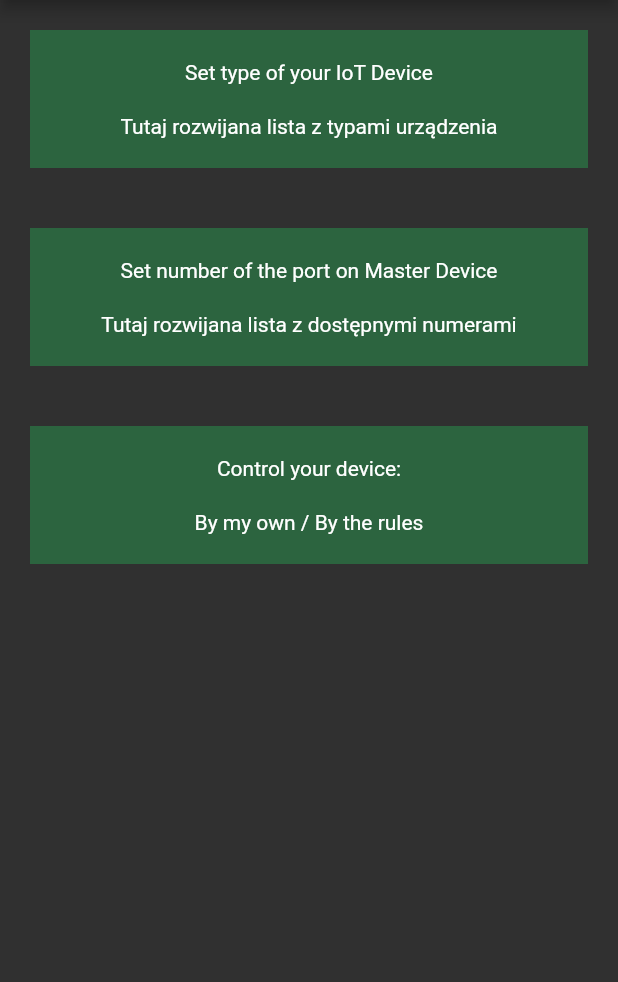
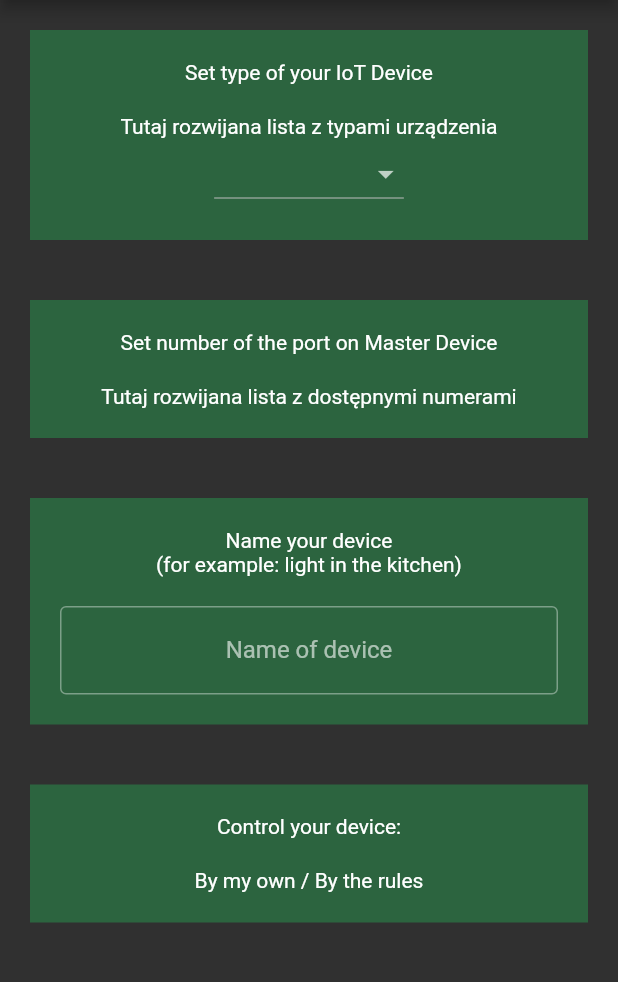
Before and after one commit to stanislawszewerda/smart_home, a Flutter app: the screen it shows once a user with an empty profile is signed in, item 2 of the bottom bar chosen, in the side drawer, after a tap on "Add IoT Device", on a phone screen of 412 x 824 dp, the part 84-1066 px from its top. Run offline on Flutter 3.47's test engine with Material 2 defaults, Android fonts, the phone set to English and light mode, and no system bars; our stand-ins replace firebase_auth, firebase_core, google_fonts; accounts and stored records are empty.

Commit message:
Add DropdownButton to add iot device page

```diff
--- a/lib/app/addiotdevice/add_iot_device_page.dart
+++ b/lib/app/addiotdevice/add_iot_device_page.dart
@@ -42,12 +42,30 @@ class _AddIotDevicePageState extends State<AddIotDevicePage> {
               padding: const EdgeInsets.all(20.0),
               margin: const EdgeInsets.all(20.0),
               child: Column(
-                children: const [
-                  Text('Set type of your IoT Device'),
-                  SizedBox(
+                children: [
+                  const Text('Set type of your IoT Device'),
+                  const SizedBox(
                     height: 20,
                   ),
-                  Text('Tutaj rozwijana lista z typami urządzenia'),
+                  const Text('Tutaj rozwijana lista z typami urządzenia'),
+
+                  ///
+                  ///
+                  ///
+                  DropdownButton<String>(
+                    items: <String>['a', 'b', 'c', 'd'].map((String value) {
+                      return DropdownMenuItem<String>(
+                        value: value,
+                        child: const Text('Type of device'),
+                      );
+                    }).toList(),
+                    onChanged: (_) {},
+                  )
+
+                  ///
+                  ///
+                  ///
+                  ///
                 ],
               ),
             ),
@@ -62,6 +80,28 @@ class _AddIotDevicePageState extends State<AddIotDevicePage> {
                     height: 20,
                   ),
                   Text('Tutaj rozwijana lista z dostępnymi numerami'),
+                ],
+              ),
+            ),
+            Container(
+              color: const Color.fromARGB(69, 35, 241, 104),
+              padding: const EdgeInsets.all(20.0),
+              margin: const EdgeInsets.all(20.0),
+              child: Column(
+                children: [
+                  const Text('Name your device'),
+                  const Text('(for example: light in the kitchen)'),
+                  const SizedBox(
+                    height: 20,
+                  ),
+                  TextFormField(
+                    decoration: const InputDecoration(
+                      fillColor: Color.fromARGB(255, 255, 255, 255),
+                      focusColor: Color.fromARGB(255, 255, 255, 255),
+                      border: OutlineInputBorder(),
+                      label: Center(child: Text('Name of device')),
+                    ),
+                  ),
                 ],
               ),
             ),
```
